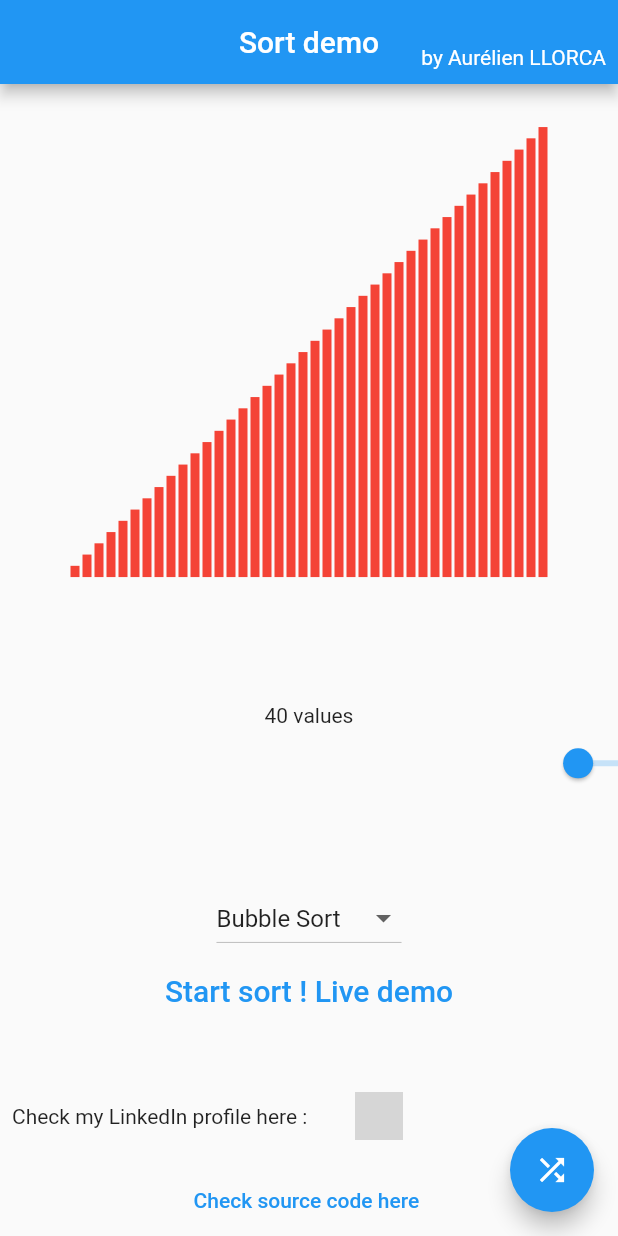
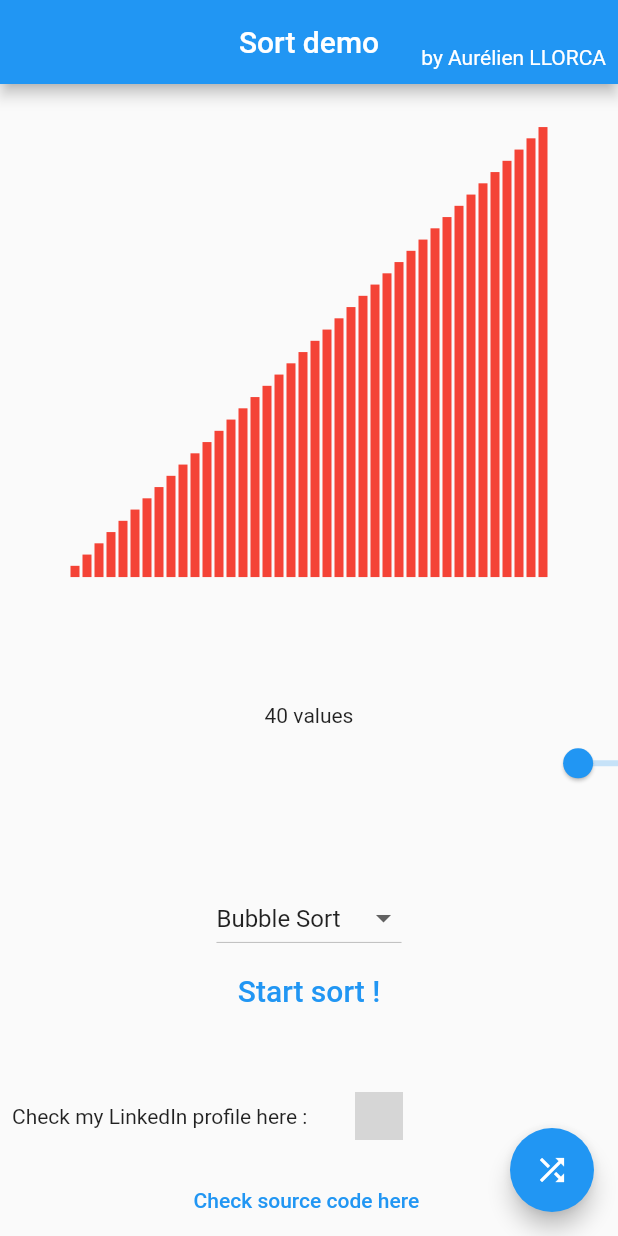
Before and after one commit to Boubourazi/sort_app, a Flutter app: the screen it shows after launch, on a phone screen of 412 x 824 dp. Run offline on Flutter 3.47's test engine with Material 2 defaults, Android fonts, the light colour scheme and no system bars; our stand-ins replace url_launcher_web; grey boxes are pictures that could not be loaded.

Commit message:
Update main.dart

```diff
--- a/lib/main.dart
+++ b/lib/main.dart
@@ -265,7 +265,7 @@ class _MyHomePageState extends State<MyHomePage> {
           TextButton(
             onPressed: sortFunctions[widget.sortList.indexOf(_selectedValue)],
             child: Text(
-              "Start sort ! Live demo",
+              "Start sort !",
               style: TextStyle(fontSize: 20),
             ),
           ),
```
